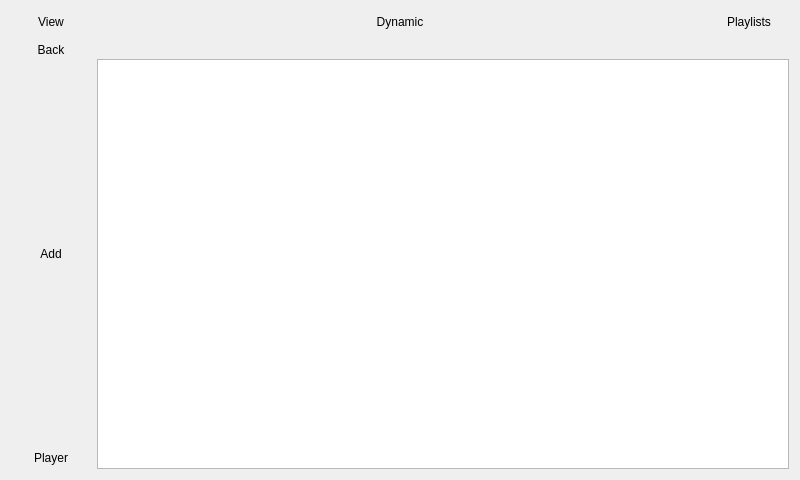
This is src/ui/libraryform.ui in niktischenko/someplayer as Qt 5 draws it before an edit. The edited form follows.
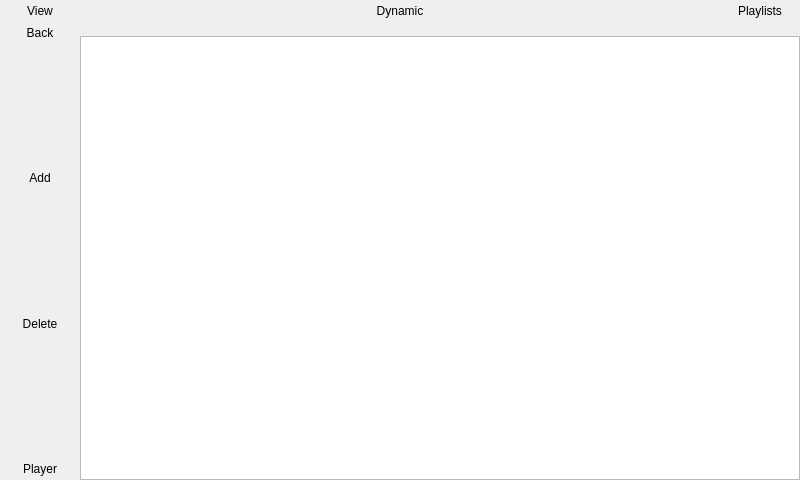
This is the edited form.

```diff
--- a/src/ui/libraryform.ui
+++ b/src/ui/libraryform.ui
@@ -51,6 +51,12 @@
    <string>Form</string>
   </property>
   <layout class="QVBoxLayout" name="verticalLayout_2">
+   <property name="spacing">
+    <number>0</number>
+   </property>
+   <property name="margin">
+    <number>0</number>
+   </property>
    <item>
     <layout class="QHBoxLayout" name="horizontalLayout">
      <item>
@@ -113,6 +119,9 @@
    </item>
    <item>
     <layout class="QHBoxLayout" name="horizontalLayout_2">
+     <property name="spacing">
+      <number>0</number>
+     </property>
      <item>
       <layout class="QVBoxLayout" name="verticalLayout">
        <item>
@@ -161,6 +170,29 @@
          </property>
         </spacer>
        </item>
+       <item>
+        <widget class="QPushButton" name="deleteButton">
+         <property name="text">
+          <string>Delete</string>
+         </property>
+         <property name="flat">
+          <bool>true</bool>
+         </property>
+        </widget>
+       </item>
+       <item>
+        <spacer name="verticalSpacer_3">
+         <property name="orientation">
+          <enum>Qt::Vertical</enum>
+         </property>
+         <property name="sizeHint" stdset="0">
+          <size>
+           <width>20</width>
+           <height>40</height>
+          </size>
+         </property>
+        </spacer>
+       </item>
        <item>
         <widget class="QPushButton" name="playerButton">
          <property name="text">
@@ -175,6 +207,9 @@
      </item>
      <item>
       <layout class="QVBoxLayout" name="verticalLayout_3">
+       <property name="spacing">
+        <number>0</number>
+       </property>
        <item>
         <widget class="QLabel" name="listLabel">
          <property name="enabled">
```
